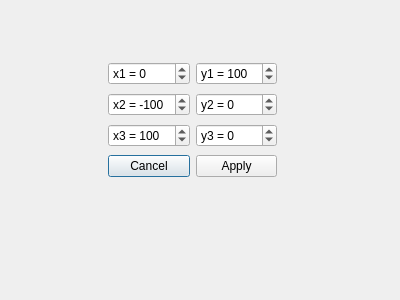
The window that TriangleDialog.ui (KapitoliyVZ/GeometricShapes) describes before a commit, drawn with Qt 5.
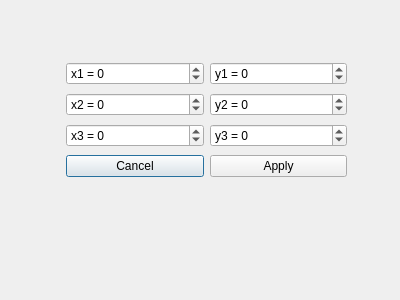
The same window after the commit.

```diff
--- a/TriangleDialog.ui
+++ b/TriangleDialog.ui
@@ -16,9 +16,9 @@
   <widget class="QWidget" name="formLayoutWidget">
    <property name="geometry">
     <rect>
-     <x>108</x>
+     <x>66</x>
      <y>60</y>
-     <width>169</width>
+     <width>281</width>
      <height>122</height>
     </rect>
    </property>
@@ -48,7 +48,7 @@
        <number>500</number>
       </property>
       <property name="value">
-       <number>100</number>
+       <number>0</number>
       </property>
      </widget>
     </item>
@@ -77,7 +77,7 @@
        <number>500</number>
       </property>
       <property name="value">
-       <number>100</number>
+       <number>0</number>
       </property>
      </widget>
     </item>
@@ -123,7 +123,7 @@
        <number>500</number>
       </property>
       <property name="value">
-       <number>-100</number>
+       <number>0</number>
       </property>
      </widget>
     </item>
```
